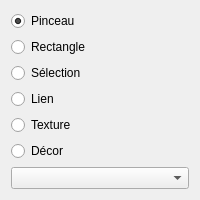
First picture: the form in Source/Elements/UI/ToolPanel.ui, repository azertval/ProjectGaming, before the edit.
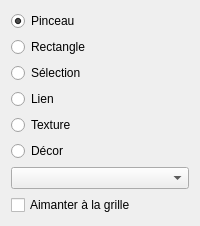
Second picture: the form after the edit.

Commit message: feat(core,hmi): manipulation de decors dans l'editeur (LOT-50) (#76)

What changed in the file:
```diff
--- a/Source/Elements/UI/ToolPanel.ui
+++ b/Source/Elements/UI/ToolPanel.ui
@@ -44,6 +44,11 @@
       <item>
        <widget class="QComboBox" name="decorLayerCombo"/>
       </item>
+      <item>
+       <widget class="QCheckBox" name="decorSnapCheckBox">
+        <property name="text"><string>Aimanter à la grille</string></property>
+       </widget>
+      </item>
       <item>
        <layout class="QVBoxLayout" name="decorPickerContainerLayout">
         <property name="leftMargin"><number>0</number></property>
```
The commit also changes 47 other files.
